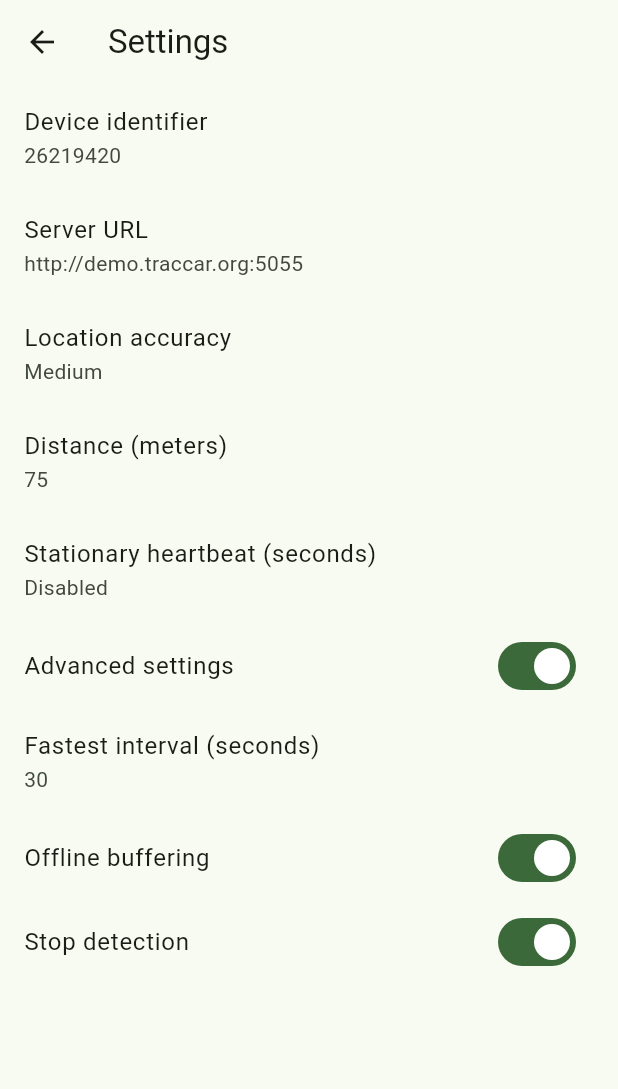
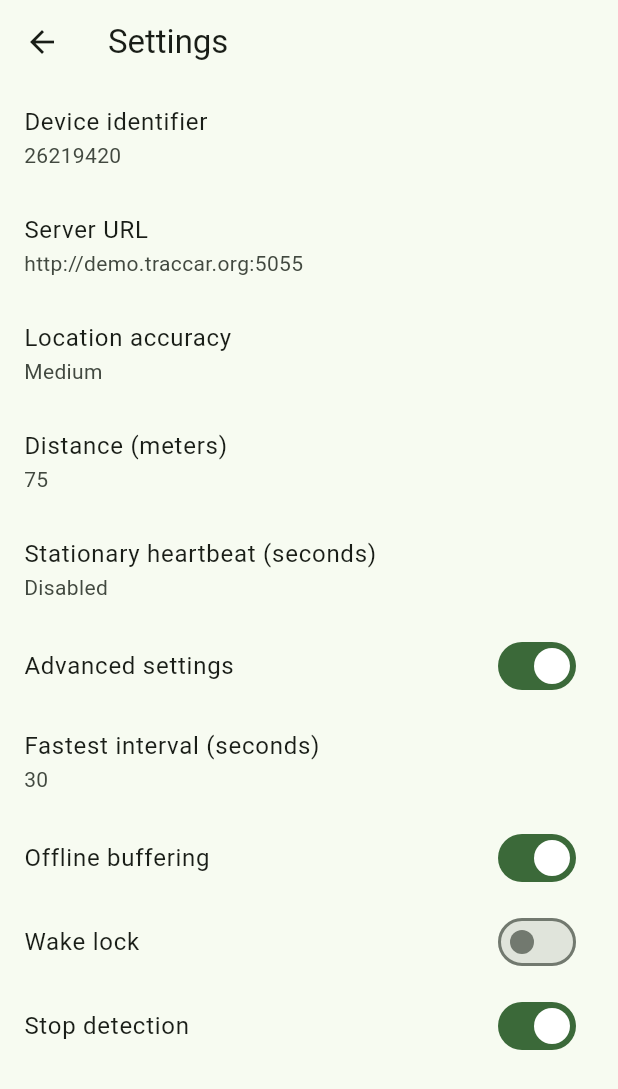
Before and after one commit to traccar/traccar-client, a Flutter app: the SettingsScreen screen opened directly, after a tap on "Advanced settings", on a phone screen of 412 x 824 dp. Shown: the top 1089 px of the screen. Run offline on Flutter 3.47's test engine with Material 3 defaults, Android fonts, the phone set to English and light mode, and no system bars; our stand-ins replace firebase_core, firebase_crashlytics, shared_preferences; missing offline and left inert: flutter_background_geolocation, quick_actions, rate_my_app, shared_preferences_android; accounts and stored records are empty; generated files the repository leaves out were written again.

Commit message:
Add wake lock settings

```diff
--- a/lib/l10n/app_en.arb
+++ b/lib/l10n/app_en.arb
@@ -20,7 +20,7 @@
   "distanceLabel": "Distance (meters)",
   "heartbeatLabel": "Stationary heartbeat (seconds)",
   "bufferLabel": "Offline buffering",
-  "disableElasticityLabel": "Disable elasticity",
+  "wakelockLabel": "Wake lock",
   "stopDetectionLabel": "Stop detection",
   "trackingLabel": "Continuous tracking",
   "motionLabel": "Active movement",
--- a/lib/preferences.dart
+++ b/lib/preferences.dart
@@ -15,6 +15,7 @@ class Preferences {
   static const String distance = 'distance';
   static const String heartbeat = 'heartbeat';
   static const String buffer = 'buffer';
+  static const String wakelock = 'wakelock';
   static const String stopDetection = 'stop_detection';
   static const String fastestInterval = 'fastest_interval';
 
@@ -25,7 +26,7 @@ class Preferences {
         : SharedPreferencesOptions(),
       cacheOptions: SharedPreferencesWithCacheOptions(
         allowList: {
-          id, url, accuracy, interval, distance, buffer, heartbeat, stopDetection, fastestInterval,
+          id, url, accuracy, interval, distance, buffer, heartbeat, wakelock, stopDetection, fastestInterval,
           'device_id_preference', 'server_url_preference', 'accuracy_preference',
           'frequency_preference', 'distance_preference', 'buffer_preference',
         },
--- a/lib/settings_screen.dart
+++ b/lib/settings_screen.dart
@@ -15,9 +15,10 @@ class SettingsScreen extends StatefulWidget {
 }
 
 class _SettingsScreenState extends State<SettingsScreen> {
+  bool advanced = false;
   bool buffering = true;
-  bool stopDetection = false;
-  bool advanced = false;
+  bool wakelock = false;
+  bool stopDetection = true;
 
   @override
   void initState() {
@@ -28,6 +29,7 @@ class _SettingsScreenState extends State<SettingsScreen> {
   void _initState() async {
     setState(() {
       buffering = Preferences.instance.getBool(Preferences.buffer) ?? true;
+      wakelock = Preferences.instance.getBool(Preferences.wakelock) ?? false;
       stopDetection = Preferences.instance.getBool(Preferences.stopDetection) ?? true;
     });
   }
@@ -171,6 +173,15 @@ class _SettingsScreenState extends State<SettingsScreen> {
                 setState(() => buffering = value);
               },
             ),
+          if (advanced && Platform.isAndroid)
+            SwitchListTile(
+              title: Text(AppLocalizations.of(context)!.wakelockLabel),
+              value: wakelock,
+              onChanged: (value) async {
+                await Preferences.instance.setBool(Preferences.wakelock, value);
+                setState(() => wakelock = value);
+              },
+            ),
           if (advanced)
             SwitchListTile(
               title: Text(AppLocalizations.of(context)!.stopDetectionLabel),
```
